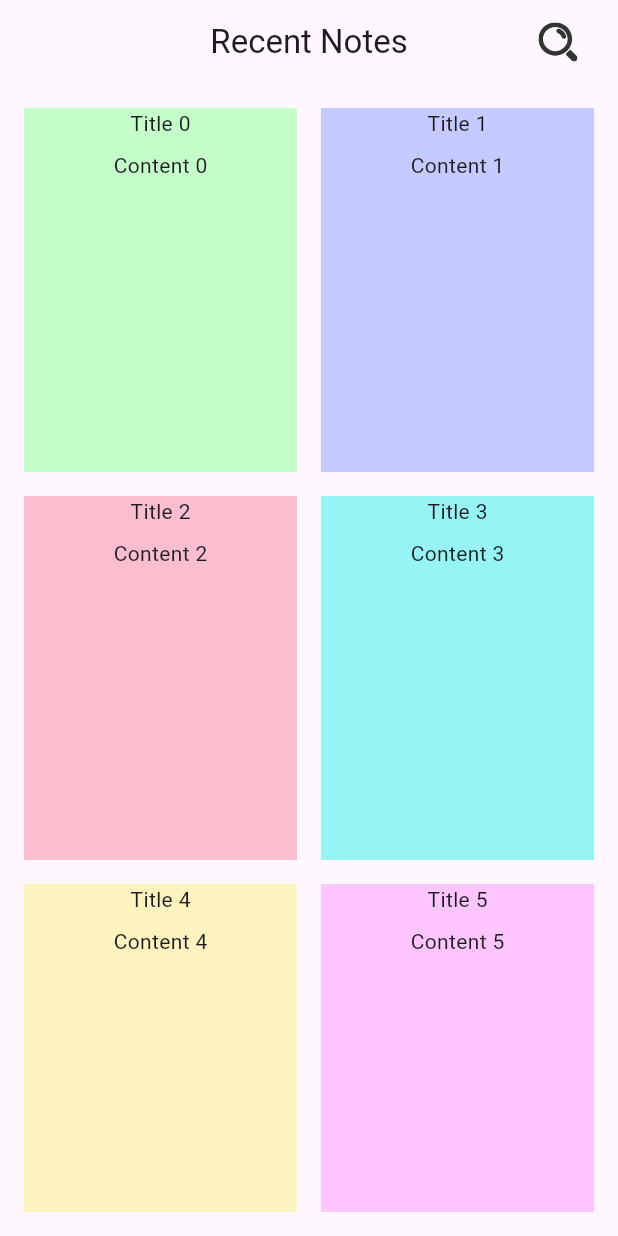
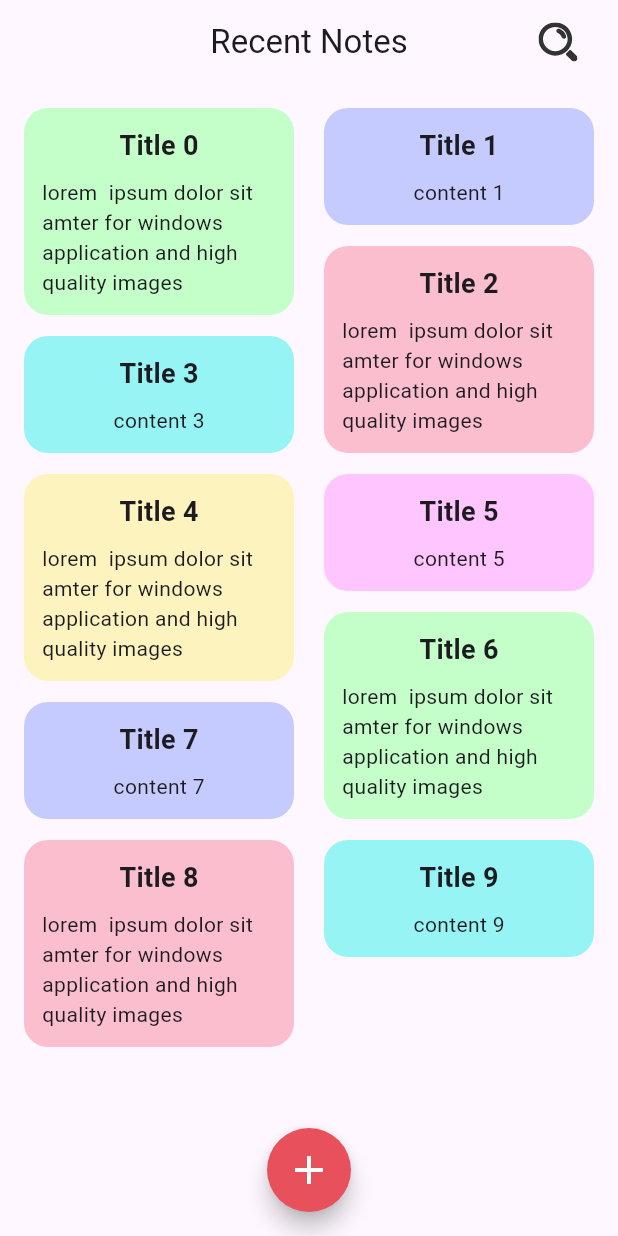
Before and after one commit to humoyun72/note-taker, a Flutter app: the screen it shows after launch, on a phone screen of 412 x 824 dp. Run offline on Flutter 3.47's test engine with Material 3 defaults, Android fonts, the phone set to English and light mode, and no system bars; our stand-ins replace flutter_bloc, flutter_svg, get_it; missing offline and left inert: dart:ffi.

Commit message:
add floating button

```diff
--- a/lib/features/home_screen/screen.dart
+++ b/lib/features/home_screen/screen.dart
@@ -1,7 +1,9 @@
 import 'package:flutter/material.dart';
 import 'package:flutter_bloc/flutter_bloc.dart';
+import 'package:flutter_staggered_grid_view/flutter_staggered_grid_view.dart';
 import 'package:flutter_svg/flutter_svg.dart';
 import 'package:note_taker/features/home_screen/bloc/bloc.dart';
+import 'package:note_taker/features/home_screen/bloc/event.dart';
 import 'package:note_taker/features/home_screen/bloc/state.dart';
 import 'package:note_taker/generated/assets.dart';
 import 'package:note_taker/shared/model/note.dart';
@@ -34,8 +36,16 @@ class HomeScreen extends StatelessWidget {
               actionsPadding: const EdgeInsets.only(right: 16),
               centerTitle: true,
             ),
+            floatingActionButton: FloatingActionButton(
+              backgroundColor: Color(0xFFE8505B),
+              shape: CircleBorder(),
+              onPressed: () {
+                //TODO go to create note screen
+              },
+                child: Icon(Icons.add, color: Colors.white, size: 32,)),
+            floatingActionButtonLocation: FloatingActionButtonLocation.centerFloat,
             body: SafeArea(child: BlocBuilder<HomeScreenBloc, HomeScreenState>(builder: (context, state) {
-              return _buildNotes(state.notes);
+              return _buildNotes(context, state.notes);
             },
 
             )
@@ -44,20 +54,21 @@ class HomeScreen extends StatelessWidget {
     );
   }
 
-  Widget _buildNotes(List<Note> notes) {
+  Widget _buildNotes(BuildContext context, List<Note> notes) {
     if (notes.isEmpty) {
       return const Center(child: Text("No notes found"));
     } else {
       return Padding(
         padding: const EdgeInsets.all(16.0),
-        child: GridView.builder(
+        child: RefreshIndicator(
+          onRefresh: () async {
+            context.read<HomeScreenBloc>().add(LoadNotesEvent());
+          },
+          child: MasonryGridView.count(
               itemCount: notes.length,
-            gridDelegate: const SliverGridDelegateWithFixedCrossAxisCount(
               crossAxisCount: 2,
-                childAspectRatio: 0.75,
-                crossAxisSpacing: 16,
-                mainAxisSpacing: 16
-            ),
+              mainAxisSpacing: 14,
+              crossAxisSpacing: 20,
               itemBuilder: (context, index) {
                 final note = notes[index];
 
@@ -65,20 +76,34 @@ class HomeScreen extends StatelessWidget {
                 final randomColor = noteColor[index % noteColor.length];
 
                 return Container(
+                  padding: const EdgeInsets.all(12),
+                  decoration: BoxDecoration(
                     color: randomColor,
+                    borderRadius: BorderRadius.circular(16),
+                  ),
                   child: Column(
                     mainAxisSize: MainAxisSize.min,
+                    // crossAxisAlignment: CrossAxisAlignment.center,
                     children: [
-                    Text(note.title),
+                      Text(
+                        note.title,
+                        style: const TextStyle(fontSize: 18, fontWeight: FontWeight.bold),
+                      ),
                       const SizedBox(height: 8),
-                    Expanded(child:
-                     Text(note.content)
+                      Text(
+                        // note.content,
+                        index % 2 == 1 ? "content $index" : ""
+                            "lorem  ipsum dolor sit amter for "
+                            "windows application and high quality images",
+                        maxLines: 5,
+                        overflow: TextOverflow.ellipsis,
                       )
                     ],
                   ),
                 );
               }
           ),
+        ),
       );
 
     }
```
Lines whose indentation alone changed are shown as unchanged.
